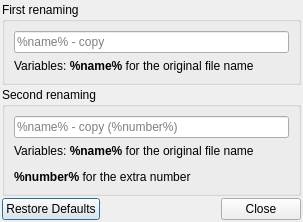
The window that plugins/CopyEngine/Ultracopier/RenamingRules.ui (alphaonex86/Ultracopier) describes before a commit, drawn with Qt 5.
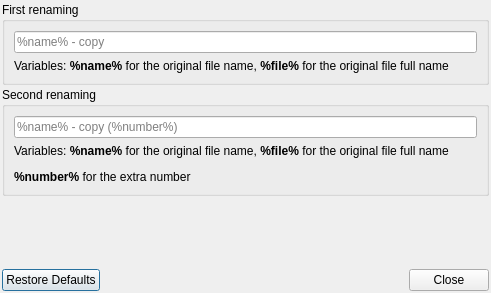
The same window after the commit.

Commit message: [Improvement] add %file% variable for rename

Patch:
```diff
--- a/plugins/CopyEngine/Ultracopier/RenamingRules.ui
+++ b/plugins/CopyEngine/Ultracopier/RenamingRules.ui
@@ -6,8 +6,8 @@
    <rect>
     <x>0</x>
     <y>0</y>
-    <width>303</width>
-    <height>213</height>
+    <width>491</width>
+    <height>293</height>
    </rect>
   </property>
   <property name="windowTitle">
@@ -36,7 +36,7 @@
       <item>
        <widget class="QLabel" name="label_3">
         <property name="text">
-         <string extracomment=" should not be translated">&lt;html&gt;&lt;head/&gt;&lt;body&gt;&lt;p&gt;Variables: &lt;span style=&quot; font-weight:600;&quot;&gt;%name%&lt;/span&gt; for the original file name&lt;/p&gt;&lt;/body&gt;&lt;/html&gt;</string>
+         <string extracomment=" should not be translated">&lt;html&gt;&lt;head/&gt;&lt;body&gt;&lt;p&gt;Variables: &lt;span style=&quot; font-weight:600;&quot;&gt;%name%&lt;/span&gt; for the original file name, &lt;span style=&quot; font-weight:600;&quot;&gt;%file%&lt;/span&gt; for the original file full name&lt;/p&gt;&lt;/body&gt;&lt;/html&gt;</string>
         </property>
        </widget>
       </item>
@@ -59,7 +59,7 @@
       <item>
        <widget class="QLabel" name="label_4">
         <property name="text">
-         <string extracomment="%name%, %number% should not be translated">&lt;html&gt;&lt;head/&gt;&lt;body&gt;&lt;p&gt;Variables: &lt;span style=&quot; font-weight:600;&quot;&gt;%name%&lt;/span&gt; for the original file name&lt;/p&gt;&lt;p&gt;&lt;span style=&quot; font-weight:600;&quot;&gt;%number%&lt;/span&gt; for the extra number&lt;/p&gt;&lt;/body&gt;&lt;/html&gt;</string>
+         <string extracomment="%name%, %number% should not be translated">&lt;html&gt;&lt;head/&gt;&lt;body&gt;&lt;p&gt;Variables: &lt;span style=&quot; font-weight:600;&quot;&gt;%name%&lt;/span&gt; for the original file name, &lt;span style=&quot; font-weight:600;&quot;&gt;%file%&lt;/span&gt; for the original file full name&lt;/p&gt;&lt;p&gt;&lt;span style=&quot; font-weight:600;&quot;&gt;%number%&lt;/span&gt; for the extra number&lt;/p&gt;&lt;/body&gt;&lt;/html&gt;</string>
         </property>
        </widget>
       </item>
```
Left out of the diff: 11 changed lines with no effect on the pictures. The commit also changes 6 other files.
